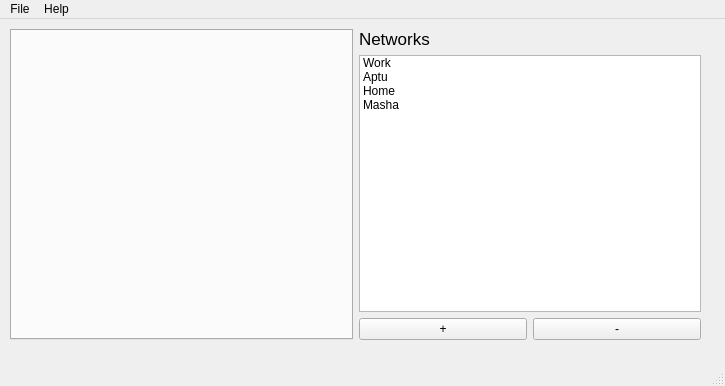
Above: src/gui/QT/mainwindow.ui from mit-spbau-ru/Syrop before the change. Below: the same form after it.
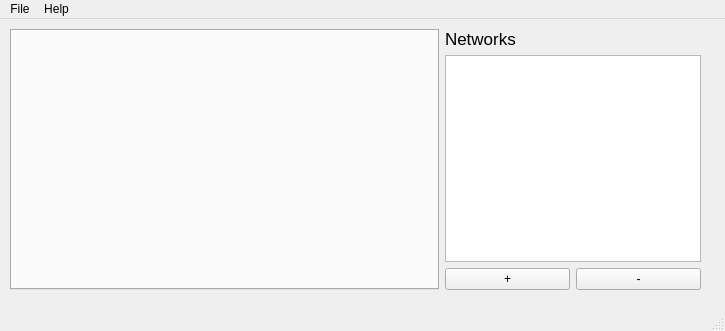
That is the form after the change.

Patch:
```diff
--- a/src/gui/QT/mainwindow.ui
+++ b/src/gui/QT/mainwindow.ui
@@ -7,7 +7,7 @@
     <x>0</x>
     <y>0</y>
     <width>725</width>
-    <height>386</height>
+    <height>331</height>
    </rect>
   </property>
   <property name="windowTitle">
@@ -20,21 +20,27 @@
       <x>10</x>
       <y>10</y>
       <width>691</width>
-      <height>311</height>
+      <height>261</height>
      </rect>
     </property>
     <layout class="QHBoxLayout" name="horizontalLayoutHolder">
      <item>
       <widget class="QTabWidget" name="tabWidget">
        <property name="sizePolicy">
-        <sizepolicy hsizetype="Expanding" vsizetype="Expanding">
-         <horstretch>0</horstretch>
+        <sizepolicy hsizetype="Minimum" vsizetype="Expanding">
+         <horstretch>1</horstretch>
          <verstretch>0</verstretch>
         </sizepolicy>
        </property>
        <property name="currentIndex">
         <number>-1</number>
        </property>
+       <property name="elideMode">
+        <enum>Qt::ElideNone</enum>
+       </property>
+       <property name="movable">
+        <bool>true</bool>
+       </property>
       </widget>
      </item>
      <item>
@@ -65,26 +71,6 @@
            <verstretch>0</verstretch>
           </sizepolicy>
          </property>
-         <item>
-          <property name="text">
-           <string>Work</string>
-          </property>
-         </item>
-         <item>
-          <property name="text">
-           <string>Aptu</string>
-          </property>
-         </item>
-         <item>
-          <property name="text">
-           <string>Home</string>
-          </property>
-         </item>
-         <item>
-          <property name="text">
-           <string>Masha</string>
-          </property>
-         </item>
         </widget>
        </item>
        <item>
```
Left out of the diff: 22 changed lines with no effect on the pictures.
